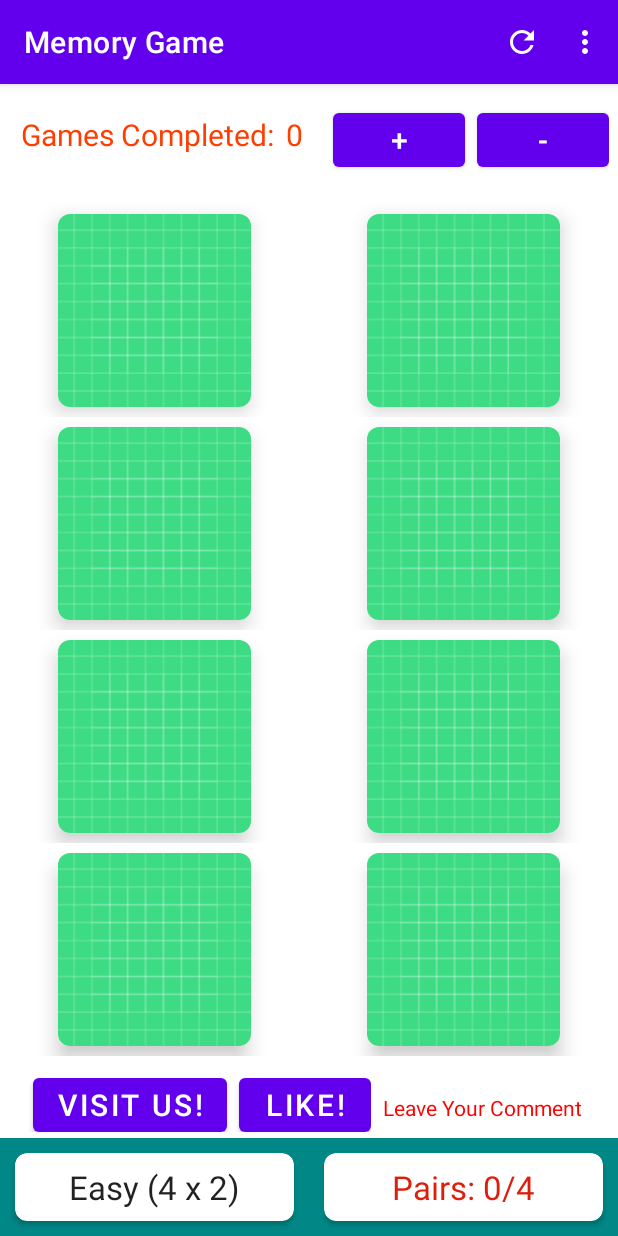
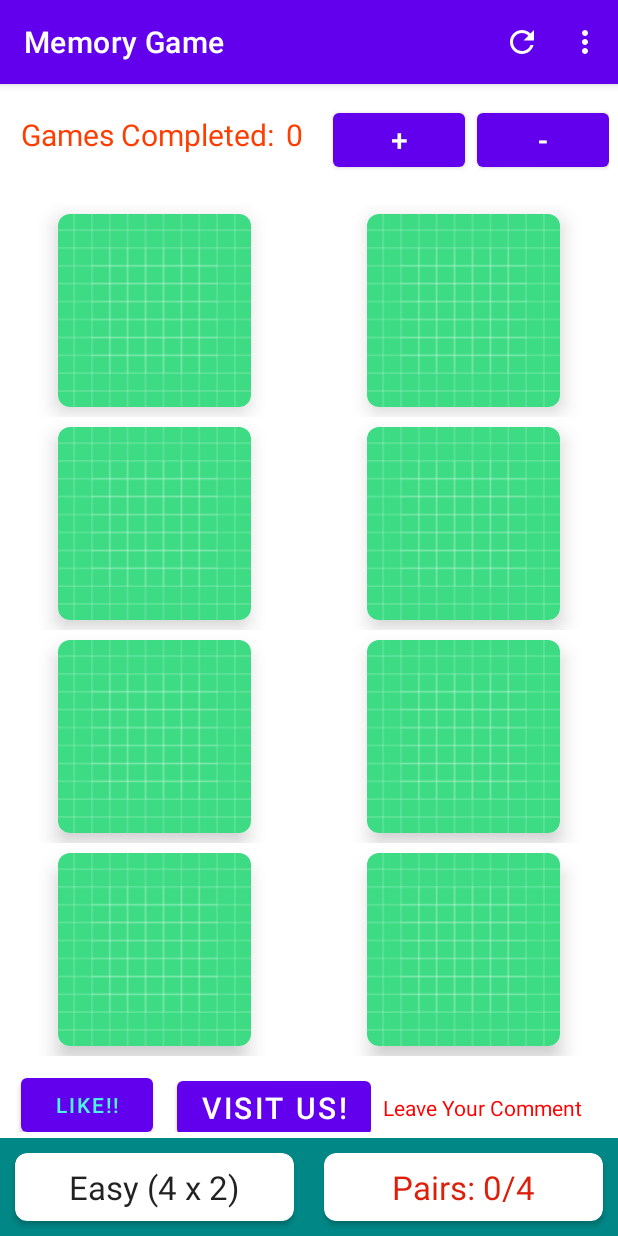
Before and after one commit to zbr79/new-stem, an Android app: the screen it shows after launch (MainActivity), on a phone screen of 412 x 824 dp. Run offline under Robolectric (Android 15) with nearby library versions, the phone set to English and light mode, and no system bars.

```diff
--- a/app/src/main/java/com/example/final_project/MainActivity.kt
+++ b/app/src/main/java/com/example/final_project/MainActivity.kt
@@ -31,6 +31,7 @@ import com.google.android.material.snackbar.Snackbar
 import com.google.gson.Gson
 import com.google.gson.reflect.TypeToken
 import java.lang.reflect.Type
+import android.media.MediaPlayer
 
 const val LOG_TAG = "MainActivity"
 const val COUNTER_KEY = "counter"
@@ -48,12 +49,12 @@ class MainActivity : AppCompatActivity() {
 
     private lateinit var increaseButton: Button
     private lateinit var decreaseButton: Button
-    private var saveButton: Button? = null
-    private var loadButton: Button? = null
+    private lateinit var likeButton: Button
+
     private lateinit var counterText: TextView
 
-    private var savedRecyclerLayoutState: Parcelable? = null
-    private val BUNDLE_RECYCLER_LAYOUT = "recycler_layout"
+
+    private lateinit var mediaPlayer: MediaPlayer
 
     //
 
@@ -67,6 +68,7 @@ class MainActivity : AppCompatActivity() {
         super.onCreate(savedInstanceState)
         setContentView(R.layout.activity_main)
 
+        mediaPlayer = MediaPlayer.create(this, R.raw.sound)
 
         counterText = findViewById(R.id.counter_text)
         counterText.text = viewModel.getCount().toString()
@@ -80,12 +82,26 @@ class MainActivity : AppCompatActivity() {
         decreaseButton = findViewById(R.id.decresaseButton)
         decreaseButton.setOnClickListener {
             viewModel.decreaseCount()
+            Log.d(LOG_TAG, "Debug log message")
+            mediaPlayer.start()
             counterText.text = viewModel.getCount().toString()
         }
 
         viewModel.loadCounter()
-        Log.d(LOG_TAG, "setting counter after loading it from DataStore to ${viewModel.getCount()}")
         counterText.text = viewModel.getCount().toString()
+
+
+
+        likeButton = findViewById(R.id.button_like)
+        likeButton.setOnClickListener {
+
+            try {
+                mediaPlayer.start()
+                Log.e(LOG_TAG, "NO Error playing music:")
+            } catch (e: Exception) {
+                Log.e(LOG_TAG, "Error playing music: ${e.message}")
+            }
+        }
 
 
 
--- a/app/src/main/res/layout/activity_main.xml
+++ b/app/src/main/res/layout/activity_main.xml
@@ -85,6 +85,18 @@
             android:layout_width="wrap_content"
             android:layout_height="wrap_content"
             android:layout_marginStart="8dp"
+            android:layout_marginTop="2dp"
+            app:layout_constraintStart_toEndOf="@+id/button_like"
+            app:layout_constraintTop_toTopOf="parent" />
+
+        <Button
+            android:id="@+id/button_like"
+            android:layout_width="wrap_content"
+            android:layout_height="wrap_content"
+            android:layout_marginStart="8dp"
+            android:layout_marginTop="8dp"
+            android:text="LIKE!!"
+            android:textColor="#4AF3E3"
             app:layout_constraintStart_toStartOf="parent"
             app:layout_constraintTop_toTopOf="parent" />
     </androidx.constraintlayout.widget.ConstraintLayout>
--- a/app/src/main/res/layout/fragment_set_button.xml
+++ b/app/src/main/res/layout/fragment_set_button.xml
@@ -17,14 +17,4 @@
         app:layout_constraintStart_toStartOf="parent"
         app:layout_constraintTop_toTopOf="parent" />
 
-    <Button
-        android:id="@+id/btn_minus"
-        android:layout_width="wrap_content"
-        android:layout_height="wrap_content"
-        android:layout_marginStart="8dp"
-        android:layout_marginTop="8dp"
-        android:text="LIKE!"
-        android:textSize="20sp"
-        app:layout_constraintStart_toEndOf="@+id/btn_plus"
-        app:layout_constraintTop_toTopOf="parent" />
 </androidx.constraintlayout.widget.ConstraintLayout>
```
Also changed, not shown: 1 other file.
